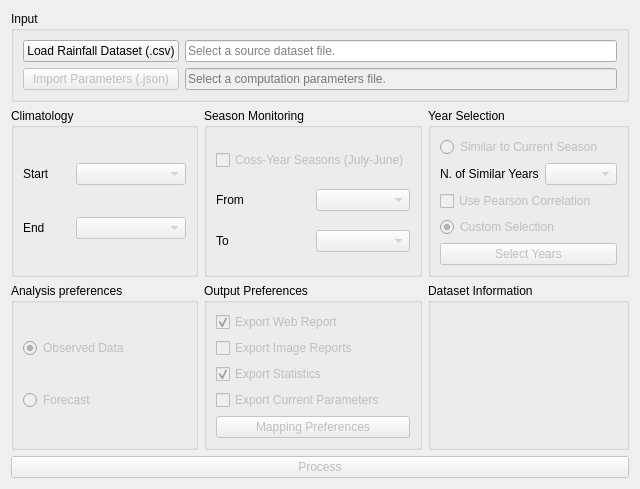
JuanPDiazL/SMPG, file nsmpg_dialog_base.ui: the form before one commit.
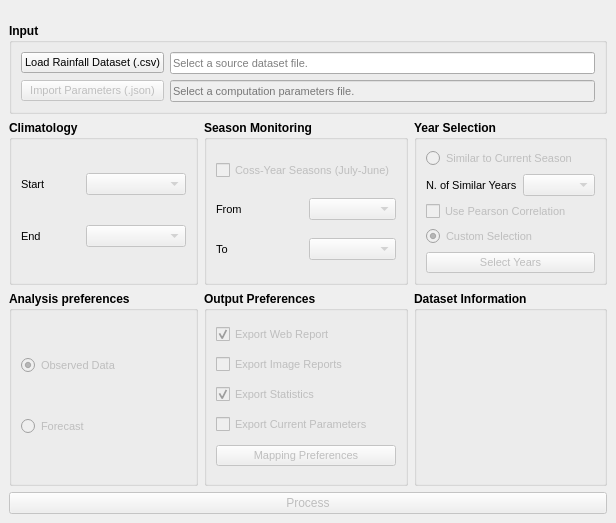
The form after the commit. Icons and pictures are not drawn.

Commit message: added banner to main window

What changed in the file:
```diff
--- a/nsmpg_dialog_base.ui
+++ b/nsmpg_dialog_base.ui
@@ -6,43 +6,97 @@
    <rect>
     <x>0</x>
     <y>0</y>
-    <width>640</width>
-    <height>480</height>
+    <width>616</width>
+    <height>523</height>
    </rect>
   </property>
   <property name="windowTitle">
    <string>Seasonal Monitoring and Probability Generator</string>
   </property>
   <layout class="QGridLayout" name="gridLayout">
-   <item row="2" column="0">
-    <widget class="QGroupBox" name="analysisGroup">
-     <property name="title">
-      <string>Analysis preferences</string>
-     </property>
-     <layout class="QGridLayout" name="gridLayout_9">
+   <property name="leftMargin">
+    <number>0</number>
+   </property>
+   <property name="topMargin">
+    <number>0</number>
+   </property>
+   <property name="rightMargin">
+    <number>0</number>
+   </property>
+   <property name="bottomMargin">
+    <number>0</number>
+   </property>
+   <property name="spacing">
+    <number>0</number>
+   </property>
       <item row="0" column="0">
-       <widget class="QRadioButton" name="observedDataRadioButton">
-        <property name="enabled">
-         <bool>false</bool>
+    <widget class="QLabel" name="banner">
+     <property name="maximumSize">
+      <size>
+       <width>616</width>
+       <height>77</height>
+      </size>
         </property>
         <property name="text">
-         <string>Observed Data</string>
-        </property>
-        <property name="checked">
+      <string/>
+     </property>
+     <property name="textFormat">
+      <enum>Qt::AutoText</enum>
+     </property>
+     <property name="pixmap">
+      <pixmap>banner.png</pixmap>
+     </property>
+     <property name="scaledContents">
          <bool>true</bool>
         </property>
-       </widget>
-      </item>
-      <item row="1" column="0">
-       <widget class="QRadioButton" name="forecastRadioButton">
-        <property name="enabled">
+     <property name="wordWrap">
          <bool>false</bool>
         </property>
+    </widget>
+   </item>
+   <item row="1" column="0">
+    <widget class="QWidget" name="root" native="true">
+     <layout class="QGridLayout" name="gridLayout_6">
+      <item row="2" column="2">
+       <widget class="QGroupBox" name="informationGroup">
+        <property name="font">
+         <font>
+          <pointsize>9</pointsize>
+          <weight>75</weight>
+          <bold>true</bold>
+         </font>
+        </property>
+        <property name="title">
+         <string>Dataset Information</string>
+        </property>
+        <layout class="QGridLayout" name="gridLayout_11">
+         <item row="0" column="0">
+          <widget class="QLabel" name="datasetInfoLabel">
+           <property name="font">
+            <font>
+             <pointsize>8</pointsize>
+             <weight>50</weight>
+             <bold>false</bold>
+            </font>
+           </property>
         <property name="text">
-         <string>Forecast</string>
+            <string/>
         </property>
        </widget>
       </item>
+         <item row="1" column="0">
+          <spacer name="verticalSpacer">
+           <property name="orientation">
+            <enum>Qt::Vertical</enum>
+           </property>
+           <property name="sizeHint" stdset="0">
+            <size>
+             <width>20</width>
+             <height>40</height>
+            </size>
+           </property>
+          </spacer>
+         </item>
      </layout>
     </widget>
    </item>
@@ -51,6 +105,13 @@
      <property name="enabled">
       <bool>true</bool>
      </property>
+        <property name="font">
+         <font>
+          <pointsize>9</pointsize>
+          <weight>75</weight>
+          <bold>true</bold>
+         </font>
+        </property>
      <property name="title">
       <string>Year Selection</string>
      </property>
@@ -60,6 +121,13 @@
         <property name="enabled">
          <bool>false</bool>
         </property>
+           <property name="font">
+            <font>
+             <pointsize>8</pointsize>
+             <weight>50</weight>
+             <bold>false</bold>
+            </font>
+           </property>
         <property name="text">
          <string>Custom Selection</string>
         </property>
@@ -73,10 +141,24 @@
         <property name="enabled">
          <bool>false</bool>
         </property>
+           <property name="font">
+            <font>
+             <pointsize>8</pointsize>
+             <weight>50</weight>
+             <bold>false</bold>
+            </font>
+           </property>
        </widget>
       </item>
       <item row="1" column="0">
        <widget class="QLabel" name="simyrlabel">
+           <property name="font">
+            <font>
+             <pointsize>8</pointsize>
+             <weight>50</weight>
+             <bold>false</bold>
+            </font>
+           </property>
         <property name="text">
          <string>N. of Similar Years</string>
         </property>
@@ -87,6 +169,13 @@
         <property name="enabled">
          <bool>false</bool>
         </property>
+           <property name="font">
+            <font>
+             <pointsize>8</pointsize>
+             <weight>50</weight>
+             <bold>false</bold>
+            </font>
+           </property>
         <property name="text">
          <string>Similar to Current Season</string>
         </property>
@@ -100,6 +189,13 @@
         <property name="enabled">
          <bool>false</bool>
         </property>
+           <property name="font">
+            <font>
+             <pointsize>8</pointsize>
+             <weight>50</weight>
+             <bold>false</bold>
+            </font>
+           </property>
         <property name="text">
          <string>Select Years</string>
         </property>
@@ -110,6 +206,13 @@
         <property name="enabled">
          <bool>false</bool>
         </property>
+           <property name="font">
+            <font>
+             <pointsize>8</pointsize>
+             <weight>50</weight>
+             <bold>false</bold>
+            </font>
+           </property>
         <property name="text">
          <string>Use Pearson Correlation</string>
         </property>
@@ -118,18 +221,331 @@
      </layout>
     </widget>
    </item>
-   <item row="3" column="0" colspan="3">
-    <widget class="QPushButton" name="processButton">
+      <item row="2" column="0">
+       <widget class="QGroupBox" name="analysisGroup">
+        <property name="font">
+         <font>
+          <pointsize>9</pointsize>
+          <weight>75</weight>
+          <bold>true</bold>
+         </font>
+        </property>
+        <property name="title">
+         <string>Analysis preferences</string>
+        </property>
+        <layout class="QGridLayout" name="gridLayout_9">
+         <item row="0" column="0">
+          <widget class="QRadioButton" name="observedDataRadioButton">
      <property name="enabled">
       <bool>false</bool>
      </property>
+           <property name="font">
+            <font>
+             <pointsize>8</pointsize>
+             <weight>50</weight>
+             <bold>false</bold>
+            </font>
+           </property>
      <property name="text">
-      <string>Process</string>
-     </property>
+            <string>Observed Data</string>
+           </property>
+           <property name="checked">
+            <bool>true</bool>
+           </property>
+          </widget>
+         </item>
+         <item row="1" column="0">
+          <widget class="QRadioButton" name="forecastRadioButton">
+           <property name="enabled">
+            <bool>false</bool>
+           </property>
+           <property name="font">
+            <font>
+             <pointsize>8</pointsize>
+             <weight>50</weight>
+             <bold>false</bold>
+            </font>
+           </property>
+           <property name="text">
+            <string>Forecast</string>
+           </property>
+          </widget>
+         </item>
+        </layout>
+       </widget>
+      </item>
+      <item row="0" column="0" colspan="3">
+       <widget class="QGroupBox" name="inputGroup">
+        <property name="sizePolicy">
+         <sizepolicy hsizetype="Preferred" vsizetype="Maximum">
+          <horstretch>0</horstretch>
+          <verstretch>0</verstretch>
+         </sizepolicy>
+        </property>
+        <property name="font">
+         <font>
+          <pointsize>9</pointsize>
+          <weight>75</weight>
+          <bold>true</bold>
+         </font>
+        </property>
+        <property name="title">
+         <string>Input</string>
+        </property>
+        <layout class="QGridLayout" name="gridLayout_2">
+         <item row="0" column="1">
+          <widget class="QLineEdit" name="datasetInputLineEdit">
+           <property name="font">
+            <font>
+             <pointsize>8</pointsize>
+             <weight>50</weight>
+             <bold>false</bold>
+            </font>
+           </property>
+           <property name="placeholderText">
+            <string>Select a source dataset file.</string>
+           </property>
+          </widget>
+         </item>
+         <item row="1" column="0">
+          <widget class="QPushButton" name="importParametersButton">
+           <property name="enabled">
+            <bool>false</bool>
+           </property>
+           <property name="font">
+            <font>
+             <pointsize>8</pointsize>
+             <weight>50</weight>
+             <bold>false</bold>
+            </font>
+           </property>
+           <property name="text">
+            <string>Import Parameters (.json)</string>
+           </property>
+          </widget>
+         </item>
+         <item row="1" column="1">
+          <widget class="QLineEdit" name="importParametersLineEdit">
+           <property name="enabled">
+            <bool>false</bool>
+           </property>
+           <property name="font">
+            <font>
+             <pointsize>8</pointsize>
+             <weight>50</weight>
+             <bold>false</bold>
+            </font>
+           </property>
+           <property name="readOnly">
+            <bool>true</bool>
+           </property>
+           <property name="placeholderText">
+            <string>Select a computation parameters file.</string>
+           </property>
+          </widget>
+         </item>
+         <item row="0" column="0">
+          <widget class="QPushButton" name="loadFileButton">
+           <property name="font">
+            <font>
+             <pointsize>8</pointsize>
+             <weight>50</weight>
+             <bold>false</bold>
+            </font>
+           </property>
+           <property name="text">
+            <string>Load Rainfall Dataset (.csv)</string>
+           </property>
+          </widget>
+         </item>
+        </layout>
+       </widget>
+      </item>
+      <item row="1" column="1">
+       <widget class="QGroupBox" name="monitoringGroup">
+        <property name="enabled">
+         <bool>true</bool>
+        </property>
+        <property name="font">
+         <font>
+          <pointsize>9</pointsize>
+          <weight>75</weight>
+          <bold>true</bold>
+         </font>
+        </property>
+        <property name="title">
+         <string>Season Monitoring</string>
+        </property>
+        <layout class="QGridLayout" name="gridLayout_5">
+         <item row="2" column="1">
+          <widget class="QComboBox" name="seasonEndComboBox">
+           <property name="enabled">
+            <bool>false</bool>
+           </property>
+           <property name="font">
+            <font>
+             <pointsize>8</pointsize>
+             <weight>50</weight>
+             <bold>false</bold>
+            </font>
+           </property>
+          </widget>
+         </item>
+         <item row="2" column="0">
+          <widget class="QLabel" name="sesendlabel">
+           <property name="font">
+            <font>
+             <pointsize>8</pointsize>
+             <weight>50</weight>
+             <bold>false</bold>
+            </font>
+           </property>
+           <property name="text">
+            <string>To</string>
+           </property>
+          </widget>
+         </item>
+         <item row="1" column="0">
+          <widget class="QLabel" name="sestartlabel">
+           <property name="font">
+            <font>
+             <pointsize>8</pointsize>
+             <weight>50</weight>
+             <bold>false</bold>
+            </font>
+           </property>
+           <property name="text">
+            <string>From</string>
+           </property>
+          </widget>
+         </item>
+         <item row="0" column="0" colspan="2">
+          <widget class="QCheckBox" name="crossYearsCheckBox">
+           <property name="enabled">
+            <bool>false</bool>
+           </property>
+           <property name="font">
+            <font>
+             <pointsize>8</pointsize>
+             <weight>50</weight>
+             <bold>false</bold>
+            </font>
+           </property>
+           <property name="text">
+            <string>Coss-Year Seasons (July-June)</string>
+           </property>
+          </widget>
+         </item>
+         <item row="1" column="1">
+          <widget class="QComboBox" name="seasonStartComboBox">
+           <property name="enabled">
+            <bool>false</bool>
+           </property>
+           <property name="font">
+            <font>
+             <pointsize>8</pointsize>
+             <weight>50</weight>
+             <bold>false</bold>
+            </font>
+           </property>
+          </widget>
+         </item>
+        </layout>
+       </widget>
+      </item>
+      <item row="1" column="0">
+       <widget class="QGroupBox" name="climatologyGroup">
+        <property name="enabled">
+         <bool>true</bool>
+        </property>
+        <property name="font">
+         <font>
+          <pointsize>9</pointsize>
+          <weight>75</weight>
+          <bold>true</bold>
+         </font>
+        </property>
+        <property name="title">
+         <string>Climatology</string>
+        </property>
+        <layout class="QGridLayout" name="gridLayout_3">
+         <item row="1" column="0">
+          <widget class="QLabel" name="climendlabel">
+           <property name="font">
+            <font>
+             <pointsize>8</pointsize>
+             <weight>50</weight>
+             <bold>false</bold>
+            </font>
+           </property>
+           <property name="text">
+            <string>End</string>
+           </property>
+          </widget>
+         </item>
+         <item row="0" column="2">
+          <widget class="QComboBox" name="climatologyStartComboBox">
+           <property name="enabled">
+            <bool>false</bool>
+           </property>
+           <property name="font">
+            <font>
+             <pointsize>8</pointsize>
+             <weight>50</weight>
+             <bold>false</bold>
+            </font>
+           </property>
+           <property name="minimumContentsLength">
+            <number>10</number>
+           </property>
+          </widget>
+         </item>
+         <item row="0" column="0">
+          <widget class="QLabel" name="climstartlabel">
+           <property name="enabled">
+            <bool>true</bool>
+           </property>
+           <property name="font">
+            <font>
+             <pointsize>8</pointsize>
+             <weight>50</weight>
+             <bold>false</bold>
+            </font>
+           </property>
+           <property name="text">
+            <string>Start</string>
+           </property>
+          </widget>
+         </item>
+         <item row="1" column="2">
+          <widget class="QComboBox" name="climatologyEndComboBox">
+           <property name="enabled">
+            <bool>false</bool>
+           </property>
+           <property name="font">
+            <font>
+             <pointsize>8</pointsize>
+             <weight>50</weight>
+             <bold>false</bold>
+            </font>
+           </property>
+           <property name="minimumContentsLength">
+            <number>10</number>
+           </property>
+          </widget>
+         </item>
+        </layout>
     </widget>
    </item>
    <item row="2" column="1">
     <widget class="QGroupBox" name="OutputGroupBox">
+        <property name="font">
+         <font>
+          <pointsize>9</pointsize>
+          <weight>75</weight>
+          <bold>true</bold>
+         </font>
+        </property>
      <property name="title">
       <string>Output Preferences</string>
      </property>
@@ -139,6 +555,13 @@
         <property name="enabled">
          <bool>false</bool>
         </property>
+           <property name="font">
+            <font>
+             <pointsize>8</pointsize>
+             <weight>50</weight>
+             <bold>false</bold>
+            </font>
+           </property>
         <property name="text">
          <string>Export Image Reports</string>
         </property>
@@ -149,6 +572,13 @@
         <property name="enabled">
          <bool>false</bool>
         </property>
+           <property name="font">
+            <font>
+             <pointsize>8</pointsize>
+             <weight>50</weight>
+             <bold>false</bold>
+            </font>
+           </property>
         <property name="text">
          <string>Export Web Report</string>
         </property>
@@ -162,6 +592,13 @@
         <property name="enabled">
          <bool>false</bool>
         </property>
+           <property name="font">
+            <font>
+             <pointsize>8</pointsize>
+             <weight>50</weight>
+             <bold>false</bold>
+            </font>
+           </property>
         <property name="text">
          <string>Export Statistics</string>
         </property>
@@ -175,6 +612,13 @@
         <property name="enabled">
          <bool>false</bool>
         </property>
+           <property name="font">
+            <font>
+             <pointsize>8</pointsize>
+             <weight>50</weight>
+             <bold>false</bold>
+            </font>
+           </property>
         <property name="text">
          <string>Export Current Parameters</string>
         </property>
@@ -185,6 +629,13 @@
         <property name="enabled">
          <bool>false</bool>
         </property>
+           <property name="font">
+            <font>
+             <pointsize>8</pointsize>
+             <weight>50</weight>
+             <bold>false</bold>
+            </font>
+           </property>
         <property name="text">
          <string>Mapping Preferences</string>
         </property>
@@ -193,180 +644,13 @@
      </layout>
     </widget>
    </item>
-   <item row="1" column="0">
-    <widget class="QGroupBox" name="climatologyGroup">
+      <item row="3" column="0" colspan="3">
+       <widget class="QPushButton" name="processButton">
      <property name="enabled">
-      <bool>true</bool>
-     </property>
-     <property name="title">
-      <string>Climatology</string>
-     </property>
-     <layout class="QGridLayout" name="gridLayout_3">
-      <item row="1" column="0">
-       <widget class="QLabel" name="climendlabel">
-        <property name="text">
-         <string>End</string>
-        </property>
-       </widget>
-      </item>
-      <item row="0" column="2">
-       <widget class="QComboBox" name="climatologyStartComboBox">
-        <property name="enabled">
          <bool>false</bool>
         </property>
-        <property name="minimumContentsLength">
-         <number>10</number>
-        </property>
-       </widget>
-      </item>
-      <item row="0" column="0">
-       <widget class="QLabel" name="climstartlabel">
-        <property name="enabled">
-         <bool>true</bool>
-        </property>
         <property name="text">
-         <string>Start</string>
-        </property>
-       </widget>
-      </item>
-      <item row="1" column="2">
-       <widget class="QComboBox" name="climatologyEndComboBox">
-        <property name="enabled">
-         <bool>false</bool>
-        </property>
-        <property name="minimumContentsLength">
-         <number>10</number>
-        </property>
-       </widget>
-      </item>
-     </layout>
-    </widget>
-   </item>
-   <item row="2" column="2">
-    <widget class="QGroupBox" name="groupBox_4">
-     <property name="title">
-      <string>Dataset Information</string>
-     </property>
-     <layout class="QGridLayout" name="gridLayout_11">
-      <item row="0" column="0">
-       <widget class="QLabel" name="datasetInfoLabel">
-        <property name="text">
-         <string/>
-        </property>
-       </widget>
-      </item>
-      <item row="1" column="0">
-       <spacer name="verticalSpacer">
-        <property name="orientation">
-         <enum>Qt::Vertical</enum>
-        </property>
-        <property name="sizeHint" stdset="0">
-         <size>
-          <width>20</width>
-          <height>40</height>
-         </size>
-        </property>
-       </spacer>
-      </item>
-     </layout>
-    </widget>
-   </item>
-   <item row="1" column="1">
-    <widget class="QGroupBox" name="monitoringGroup">
-     <property name="enabled">
-      <bool>true</bool>
-     </property>
-     <property name="title">
-      <string>Season Monitoring</string>
-     </property>
-     <layout class="QGridLayout" name="gridLayout_5">
-      <item row="2" column="1">
-       <widget class="QComboBox" name="seasonEndComboBox">
-        <property name="enabled">
-         <bool>false</bool>
-        </property>
-       </widget>
-      </item>
-      <item row="1" column="1">
-       <widget class="QComboBox" name="seasonStartComboBox">
-        <property name="enabled">
-         <bool>false</bool>
-        </property>
-       </widget>
-      </item>
-      <item row="1" column="0">
-       <widget class="QLabel" name="sestartlabel">
-        <property name="text">
-         <string>From</string>
-        </property>
-       </widget>
-      </item>
-      <item row="2" column="0">
-       <widget class="QLabel" name="sesendlabel">
-        <property name="text">
-         <string>To</string>
-        </property>
-       </widget>
-      </item>
-      <item row="0" column="0" colspan="2">
-       <widget class="QCheckBox" name="crossYearsCheckBox">
-        <property name="enabled">
-         <bool>false</bool>
-        </property>
-        <property name="text">
-         <string>Coss-Year Seasons (July-June)</string>
-        </property>
-       </widget>
-      </item>
-     </layout>
-    </widget>
-   </item>
-   <item row="0" column="0" colspan="3">
-    <widget class="QGroupBox" name="inputGroup">
-     <property name="sizePolicy">
-      <sizepolicy hsizetype="Preferred" vsizetype="Maximum">
-       <horstretch>0</horstretch>
-       <verstretch>0</verstretch>
-      </sizepolicy>
-     </property>
-     <property name="title">
-      <string>Input</string>
-     </property>
-     <layout class="QGridLayout" name="gridLayout_2">
-      <item row="0" column="0">
-       <widget class="QPushButton" name="loadFileButton">
-        <property name="text">
-         <string>Load Rainfall Dataset (.csv)</string>
-        </property>
-       </widget>
-      </item>
-      <item row="1" column="0">
-       <widget class="QPushButton" name="importParametersButton">
-        <property name="enabled">
-         <bool>false</bool>
-        </property>
-        <property name="text">
-         <string>Import Parameters (.json)</string>
-        </property>
-       </widget>
-      </item>
-      <item row="1" column="1">
-       <widget class="QLineEdit" name="importParametersLineEdit">
-        <property name="enabled">
-         <bool>false</bool>
-        </property>
-        <property name="readOnly">
-         <bool>true</bool>
-        </property>
-        <property name="placeholderText">
-         <string>Select a computation parameters file.</string>
-        </property>
-       </widget>
-      </item>
-      <item row="0" column="1">
-       <widget class="QLineEdit" name="datasetInputLineEdit">
-        <property name="placeholderText">
-         <string>Select a source dataset file.</string>
+         <string>Process</string>
         </property>
        </widget>
       </item>
```
Lines whose indentation alone changed are shown as unchanged. The commit also changes 1 other file.
